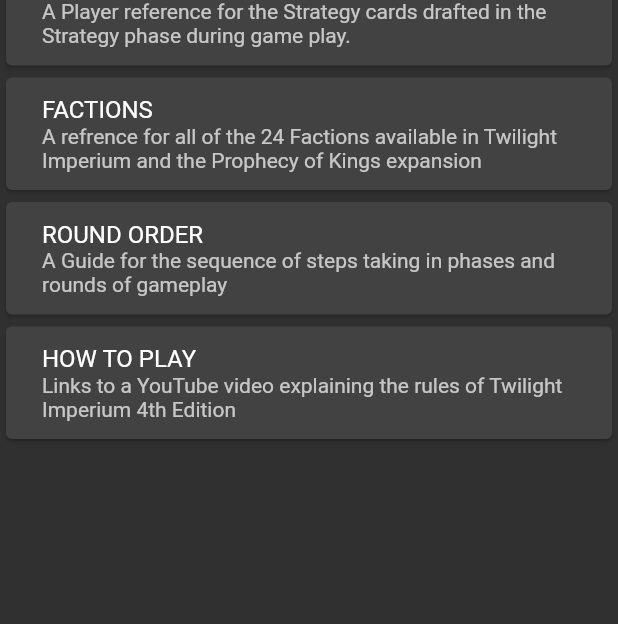
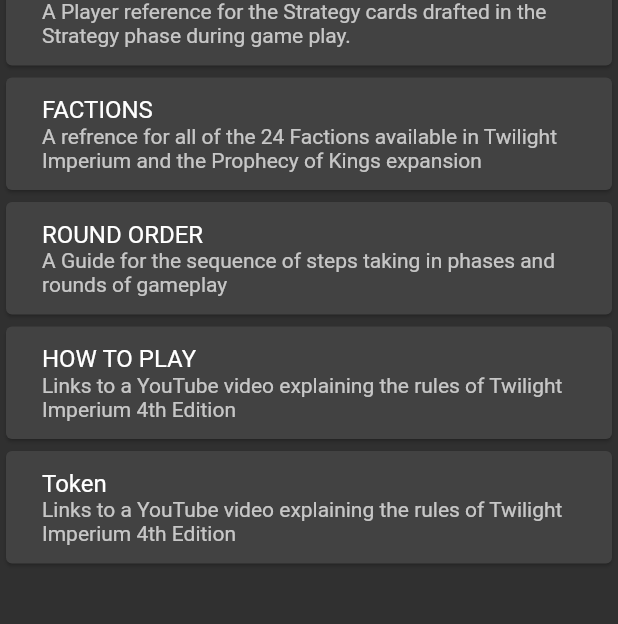
Before and after one commit to SamMalcolm/twilight-imperium-companion-app, a Flutter app: the screen it shows after launch, on a phone screen of 412 x 824 dp, the part 137-761 px from its top. Run offline on Flutter 3.47's test engine with Material 2 defaults, Android fonts, the phone set to English and light mode, and no system bars; missing offline and left inert: flutter_apns; Roboto replaces fonts that are missing (Ambroise, Handel).

Commit message:
testing of push notifications

```diff
--- a/lib/main.dart
+++ b/lib/main.dart
@@ -1,9 +1,10 @@
 import 'package:flutter/material.dart';
 import 'package:twilight_imperium_companion/strategy-card-list.dart';
-import 'push_notifications.dart';
 import 'faction-menu.dart';
 import 'package:url_launcher/url_launcher.dart';
 import 'strategy-card-list.dart';
+import 'push_notifications.dart';
+import 'pn_test.dart';
 
 void main() {
   runApp(MyApp());
@@ -65,12 +66,11 @@ _launchURL(String url) async {
 }
 
 class _MyHomePageState extends State<MyHomePage> {
-  PushNotificationsManager pnm = new PushNotificationsManager();
+  // PushNotificationsManager pnm = new PushNotificationsManager();
 
   @override
   Widget build(BuildContext context) {
-    pnm.init();
-
+    // pnm.init();
     return Scaffold(
         appBar: AppBar(
           title: Text("TWILIGHT IMPERIUM",
@@ -131,6 +131,19 @@ class _MyHomePageState extends State<MyHomePage> {
               subtitle: Text(
                   'Links to a YouTube video explaining the rules of Twilight Imperium 4th Edition'),
             ),
+          )),
+          Card(
+              child: Padding(
+            padding: const EdgeInsets.all(8.0),
+            child: ListTile(
+              onTap: () {
+                Navigator.push(
+                    context, MaterialPageRoute(builder: (context) => PnView()));
+              },
+              title: Text('Token', style: TextStyle(fontFamily: 'Handel')),
+              subtitle: Text(
+                  'Links to a YouTube video explaining the rules of Twilight Imperium 4th Edition'),
+            ),
           ))
         ]));
   }
--- a/lib/push_notifications.dart
+++ b/lib/push_notifications.dart
@@ -1,27 +1,51 @@
-import 'package:firebase_messaging/firebase_messaging.dart';
+// import 'package:firebase_messaging/firebase_messaging.dart';
+
+// class PushNotificationsManager {
+
+//   PushNotificationsManager._();
+
+//   factory PushNotificationsManager() => _instance;
+
+//   static final PushNotificationsManager _instance = PushNotificationsManager._();
+
+//   final FirebaseMessaging _firebaseMessaging = FirebaseMessaging();
+//   bool _initialized = false;
+
+//   Future<void> init() async {
+//     if (!_initialized) {
+//       // For iOS request permission first.
+//       _firebaseMessaging.requestNotificationPermissions();
+//       _firebaseMessaging.configure();
+
+//       // For testing purposes print the Firebase Messaging token
+//       String token = await _firebaseMessaging.getToken();
+//       print("FirebaseMessaging token: $token");
+
+//       _initialized = true;
+//     }
+//   }
+// }
+
+// FLUTTER APNS
+import 'package:flutter_apns/flutter_apns.dart';
 
 class PushNotificationsManager {
-  PushNotificationsManager._();
-
-  factory PushNotificationsManager() => _instance;
-
-  static final PushNotificationsManager _instance =
-      PushNotificationsManager._();
-
-  final FirebaseMessaging _firebaseMessaging = FirebaseMessaging();
-  bool _initialized = false;
+  final PushConnector connector = createPushConnector();
+  String token = "";
 
   Future<void> init() async {
-    if (!_initialized) {
-      // For iOS request permission first.
-      _firebaseMessaging.requestNotificationPermissions();
-      _firebaseMessaging.configure();
-
-      // For testing purposes print the Firebase Messaging token
-      String token = await _firebaseMessaging.getToken();
-      print("FirebaseMessaging token: $token");
-
-      _initialized = true;
+    final connector = this.connector;
+    connector.token.addListener(() {
+      this.token = connector.token.value;
+      print('Token ${connector.token.value}');
+    });
+    connector.requestNotificationPermissions();
+    if (connector is ApnsPushConnector) {
+      connector.shouldPresent = (x) => Future.value(true);
     }
   }
+
+  dynamic tokenValue() {
+    return connector.token.runtimeType;
+  }
 }
```
Also changed, not shown: lib/pn_test.dart (added, +100 -0 lines), pubspec.yaml (+2 -5 lines), pubspec.lock, 30 other files.
